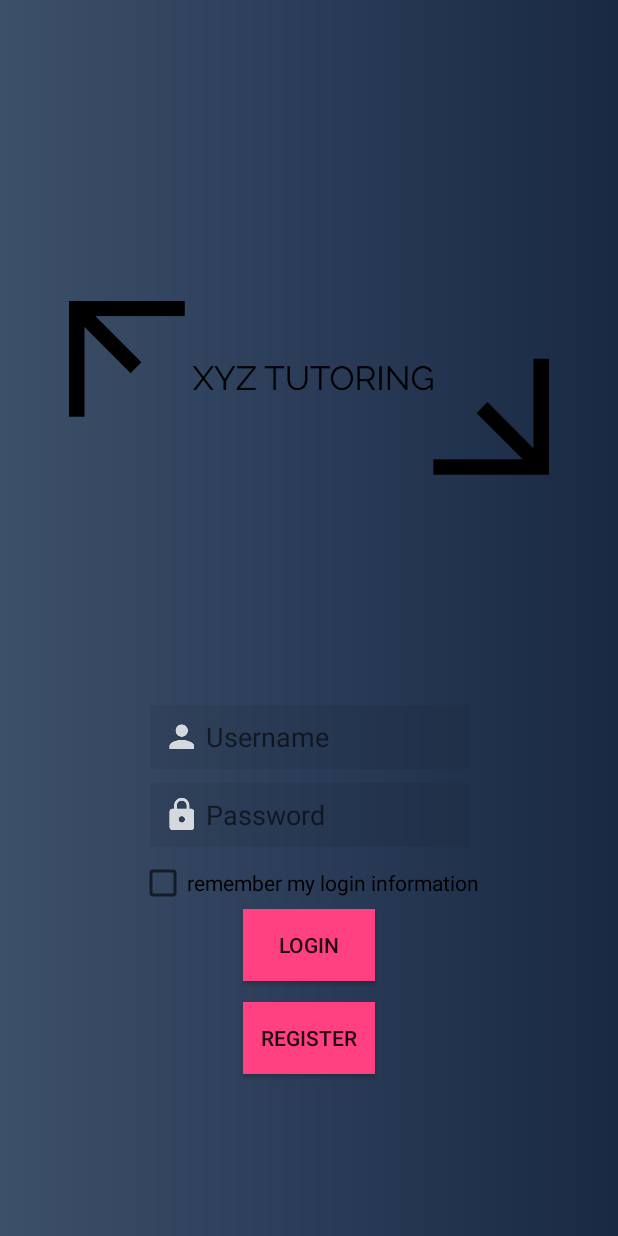
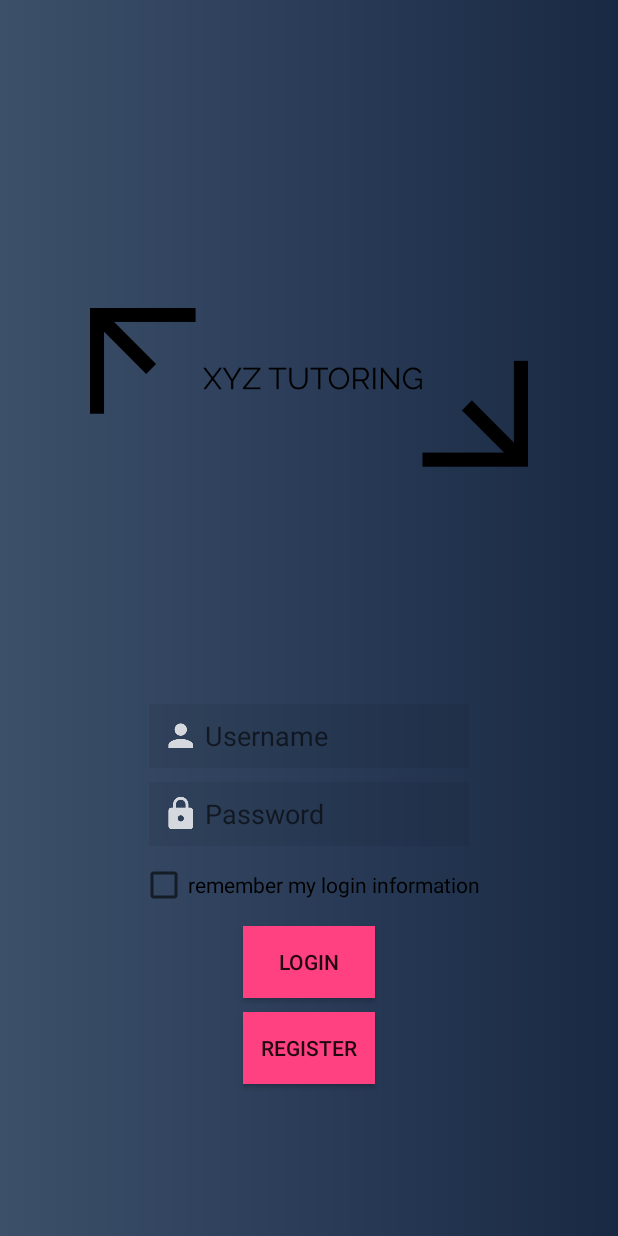
Before and after one commit to jsonballadares/xyz-tutoring, an Android app: the screen it shows after launch (LogInScreen), on a phone screen of 412 x 824 dp. Run offline under Robolectric (Android 15) with nearby library versions, the phone set to English and light mode, and no system bars.

Commit message:
added stuff

```diff
--- a/tutorApplication/app/build.gradle
+++ b/tutorApplication/app/build.gradle
@@ -21,6 +21,7 @@ android {
 dependencies {
     implementation fileTree(dir: 'libs', include: ['*.jar'])
     implementation 'com.android.support:appcompat-v7:26.1.0'
+    implementation 'com.android.support:cardview-v7:26.1.0'
     implementation 'com.android.support.constraint:constraint-layout:1.0.2'
     testImplementation 'junit:junit:4.12'
     androidTestImplementation 'com.android.support.test:runner:1.0.1'
--- a/tutorApplication/app/src/main/AndroidManifest.xml
+++ b/tutorApplication/app/src/main/AndroidManifest.xml
@@ -16,7 +16,8 @@
                 <category android:name="android.intent.category.LAUNCHER" />
             </intent-filter>
         </activity>
-        <activity android:name=".MainMenu"></activity>
+        <activity android:name=".MainMenu" />
+        <activity android:name=".RegistrationActivity"></activity>
     </application>
 
 </manifest>
--- a/tutorApplication/app/src/main/java/com/example/jason/tutorapplication/LogInScreen.java
+++ b/tutorApplication/app/src/main/java/com/example/jason/tutorapplication/LogInScreen.java
@@ -69,18 +69,6 @@ public class LogInScreen extends AppCompatActivity {
                 }else{
                     buttonLogIn();
 
-                    //set a checkbox when the application starts
-                    //mEditor.putString(getString(R.string.checkbox), "False");
-
-                   // mEditor.commit();
-
-                    //save the name
-                   // mEditor.putString(getString(R.string.name), "");
-                   // mEditor.commit();
-
-                    //save the password
-                  //  mEditor.putString(getString(R.string.password), "");
-                  //  mEditor.commit();
                 }
             }
         });
@@ -132,4 +120,12 @@ public class LogInScreen extends AppCompatActivity {
 
     }
 
+    public void OnClickRegister(View view){
+
+        Intent intent = new Intent(LogInScreen.this, RegistrationActivity.class);
+        startActivity(intent);
+
+
+    }
+
 }
--- a/tutorApplication/app/src/main/res/layout/activity_log_in_screen.xml
+++ b/tutorApplication/app/src/main/res/layout/activity_log_in_screen.xml
@@ -20,14 +20,15 @@
         android:inputType="textPersonName"
         android:padding="5dp"
         app:layout_constraintBottom_toTopOf="@+id/editTextPassword"
-        app:layout_constraintStart_toStartOf="@+id/editTextPassword" />
+        app:layout_constraintEnd_toStartOf="@+id/imageView"
+        app:layout_constraintHorizontal_bias="0.5"
+        app:layout_constraintStart_toEndOf="@+id/imageView" />
 
     <EditText
         android:id="@+id/editTextPassword"
         android:layout_width="wrap_content"
         android:layout_height="wrap_content"
-        android:layout_marginBottom="8dp"
-        android:layout_marginStart="7dp"
+        android:layout_marginBottom="10dp"
         android:background="#11000000"
         android:drawableLeft="@drawable/ic_action_pass"
         android:ems="10"
@@ -35,17 +36,20 @@
         android:inputType="textPassword"
         android:padding="5dp"
         app:layout_constraintBottom_toTopOf="@+id/checkbox"
-        app:layout_constraintStart_toStartOf="@+id/checkbox"
+        app:layout_constraintEnd_toEndOf="parent"
+        app:layout_constraintHorizontal_bias="0.5"
+        app:layout_constraintStart_toStartOf="parent"
         app:layout_constraintTop_toBottomOf="@+id/imageView" />
 
     <CheckBox
         android:id="@+id/checkbox"
         android:layout_width="wrap_content"
         android:layout_height="wrap_content"
-        android:layout_marginBottom="1dp"
+        android:layout_marginBottom="11dp"
         android:text="remember my login information"
         app:layout_constraintBottom_toTopOf="@+id/buttonLogin"
         app:layout_constraintEnd_toEndOf="parent"
+        app:layout_constraintHorizontal_bias="0.503"
         app:layout_constraintStart_toStartOf="parent"
         app:layout_constraintTop_toBottomOf="@+id/editTextPassword" />
 
@@ -53,35 +57,38 @@
         android:id="@+id/buttonLogin"
         android:layout_width="wrap_content"
         android:layout_height="wrap_content"
-        android:layout_marginBottom="14dp"
+        android:layout_marginBottom="9dp"
         android:background="@color/colorAccent"
         android:text="Login"
         app:layout_constraintBottom_toTopOf="@+id/buttonRegister"
-        app:layout_constraintStart_toStartOf="@+id/buttonRegister"
+        app:layout_constraintEnd_toEndOf="parent"
+        app:layout_constraintHorizontal_bias="0.5"
+        app:layout_constraintStart_toStartOf="parent"
         app:layout_constraintTop_toBottomOf="@+id/checkbox" />
 
     <Button
         android:id="@+id/buttonRegister"
         android:layout_width="wrap_content"
         android:layout_height="wrap_content"
-        android:layout_marginBottom="108dp"
+        android:layout_marginBottom="101dp"
         android:background="@color/colorAccent"
+        android:onClick="OnClickRegister"
         android:text="Register"
         app:layout_constraintBottom_toBottomOf="parent"
         app:layout_constraintEnd_toEndOf="parent"
+        app:layout_constraintHorizontal_bias="0.5"
         app:layout_constraintStart_toStartOf="parent"
         app:layout_constraintTop_toBottomOf="@+id/buttonLogin" />
 
     <ImageView
         android:id="@+id/imageView"
-        android:layout_width="0dp"
+        android:layout_width="292dp"
         android:layout_height="0dp"
         android:layout_marginBottom="34dp"
-        android:layout_marginEnd="46dp"
-        android:layout_marginStart="46dp"
         android:layout_marginTop="29dp"
         app:layout_constraintBottom_toTopOf="@+id/editTextPassword"
         app:layout_constraintEnd_toEndOf="parent"
+        app:layout_constraintHorizontal_bias="0.5"
         app:layout_constraintStart_toStartOf="parent"
         app:layout_constraintTop_toTopOf="parent"
         app:srcCompat="@drawable/logo2" />
```
